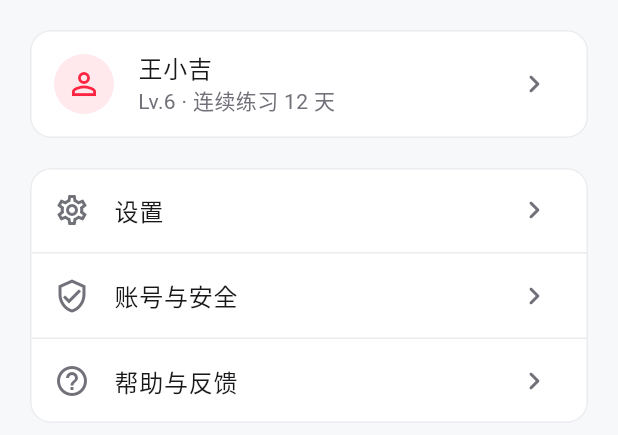
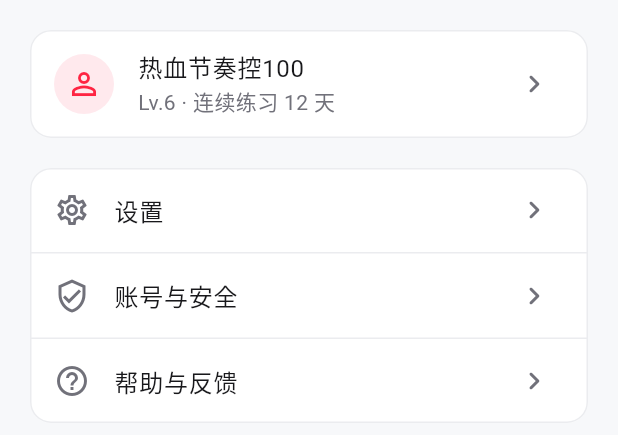
Before and after one commit to JamCode/guitar-ai-coach, a Flutter app: the MeScreen widget shown alone on an empty page, opened directly, on a phone screen of 412 x 824 dp. Shown: the top 435 px of the screen. Run offline on Flutter 3.47's test engine with Material 3 defaults, Android fonts, the phone set to English and light mode, and no system bars; our stand-ins replace camera, image_picker, shared_preferences; missing offline and left inert: audio_session, flutter_soloud, record; accounts and stored records are empty.

Commit message:
feat(flutter): 我的页支持随机昵称与资料入口
首启自动生成随机昵称并支持用户手动修改，补齐账号与安全、帮助与反馈二级页面结构，提升我的页可用性。

Made-with: Cursor

```diff
--- a/flutter_app/lib/profile/me_screen.dart
+++ b/flutter_app/lib/profile/me_screen.dart
@@ -1,23 +1,96 @@
 import 'package:flutter/material.dart';
 
+import 'account_security_screen.dart';
+import 'help_feedback_screen.dart';
+import 'profile_store.dart';
 import '../settings/api_settings_screen.dart';
 
 /// 「我的」页面：承载个人资料与设置入口。
-class MeScreen extends StatelessWidget {
+class MeScreen extends StatefulWidget {
   const MeScreen({super.key});
 
   @override
+  State<MeScreen> createState() => _MeScreenState();
+}
+
+class _MeScreenState extends State<MeScreen> {
+  final _store = ProfileStore();
+  var _loading = true;
+  UserProfile _profile = const UserProfile(nickname: '');
+
+  @override
+  void initState() {
+    super.initState();
+    _loadProfile();
+  }
+
+  Future<void> _loadProfile() async {
+    final profile = await _store.loadOrCreate();
+    if (!mounted) {
+      return;
+    }
+    setState(() {
+      _profile = profile;
+      _loading = false;
+    });
+  }
+
+  Future<void> _editNickname() async {
+    final controller = TextEditingController(text: _profile.nickname);
+    final next = await showDialog<String>(
+      context: context,
+      builder: (ctx) => AlertDialog(
+        title: const Text('设置昵称'),
+        content: TextField(
+          controller: controller,
+          autofocus: true,
+          decoration: const InputDecoration(
+            hintText: '请输入昵称',
+            border: OutlineInputBorder(),
+          ),
+          maxLength: 20,
+        ),
+        actions: [
+          TextButton(
+            onPressed: () => Navigator.of(ctx).pop(),
+            child: const Text('取消'),
+          ),
+          FilledButton(
+            onPressed: () => Navigator.of(ctx).pop(controller.text),
+            child: const Text('保存'),
+          ),
+        ],
+      ),
+    );
+    controller.dispose();
+    if (next == null) {
+      return;
+    }
+    final saved = await _store.saveNickname(next);
+    if (!mounted) {
+      return;
+    }
+    setState(() => _profile = saved);
+    ScaffoldMessenger.of(
+      context,
+    ).showSnackBar(const SnackBar(content: Text('昵称已更新')));
+  }
+
+  @override
   Widget build(BuildContext context) {
+    if (_loading) {
+      return const Center(child: CircularProgressIndicator());
+    }
     return ListView(
       padding: const EdgeInsets.all(16),
       children: [
         Card(
           child: ListTile(
             leading: const CircleAvatar(child: Icon(Icons.person_outline)),
-            title: const Text('王小吉'),
+            title: Text(_profile.nickname),
             subtitle: const Text('Lv.6 · 连续练习 12 天'),
             trailing: const Icon(Icons.chevron_right_rounded),
-            onTap: () {},
+            onTap: _editNickname,
           ),
         ),
         const SizedBox(height: 12),
@@ -37,16 +110,30 @@ class MeScreen extends StatelessWidget {
                 },
               ),
               const Divider(height: 1),
-              const ListTile(
-                leading: Icon(Icons.verified_user_outlined),
-                title: Text('账号与安全'),
-                trailing: Icon(Icons.chevron_right_rounded),
+              ListTile(
+                leading: const Icon(Icons.verified_user_outlined),
+                title: const Text('账号与安全'),
+                trailing: const Icon(Icons.chevron_right_rounded),
+                onTap: () {
+                  Navigator.of(context).push<void>(
+                    MaterialPageRoute<void>(
+                      builder: (_) => const AccountSecurityScreen(),
+                    ),
+                  );
+                },
               ),
               const Divider(height: 1),
-              const ListTile(
+              ListTile(
                 leading: Icon(Icons.help_outline),
                 title: Text('帮助与反馈'),
-                trailing: Icon(Icons.chevron_right_rounded),
+                trailing: const Icon(Icons.chevron_right_rounded),
+                onTap: () {
+                  Navigator.of(context).push<void>(
+                    MaterialPageRoute<void>(
+                      builder: (_) => const HelpFeedbackScreen(),
+                    ),
+                  );
+                },
               ),
             ],
           ),
--- /dev/null
+++ b/flutter_app/lib/profile/profile_store.dart
@@ -0,0 +1,67 @@
+import 'package:shared_preferences/shared_preferences.dart';
+
+/// 用户资料：当前仅维护昵称，后续可扩展头像与偏好。
+class UserProfile {
+  const UserProfile({required this.nickname});
+
+  final String nickname;
+}
+
+/// 个人信息本地存储：首启自动生成随机昵称，支持后续修改。
+class ProfileStore {
+  static const _nicknameKey = 'profile_nickname_v1';
+
+  static const List<String> _adjectives = <String>[
+    '热血',
+    '轻松',
+    '稳准',
+    '节拍',
+    '旋律',
+    '和弦',
+    '清音',
+    '追光',
+  ];
+
+  static const List<String> _nouns = <String>[
+    '吉他手',
+    '练习者',
+    '节奏控',
+    '扫弦侠',
+    '音阶客',
+    '木吉他',
+    '即兴者',
+    '弹唱家',
+  ];
+
+  /// 读取资料；若无昵称则按时间生成一个随机昵称并持久化。
+  Future<UserProfile> loadOrCreate() async {
+    final prefs = await SharedPreferences.getInstance();
+    final saved = prefs.getString(_nicknameKey);
+    if (saved != null && saved.trim().isNotEmpty) {
+      return UserProfile(nickname: saved.trim());
+    }
+    final nickname = _generateRandomNickname(
+      DateTime.now().millisecondsSinceEpoch,
+    );
+    await prefs.setString(_nicknameKey, nickname);
+    return UserProfile(nickname: nickname);
+  }
+
+  /// 保存昵称；空白输入会回退为随机昵称，避免出现空展示。
+  Future<UserProfile> saveNickname(String raw) async {
+    final value = raw.trim();
+    final next = value.isEmpty
+        ? _generateRandomNickname(DateTime.now().millisecondsSinceEpoch)
+        : value;
+    final prefs = await SharedPreferences.getInstance();
+    await prefs.setString(_nicknameKey, next);
+    return UserProfile(nickname: next);
+  }
+
+  String _generateRandomNickname(int seed) {
+    final adjective = _adjectives[seed % _adjectives.length];
+    final noun = _nouns[(seed ~/ 13) % _nouns.length];
+    final suffix = (seed % 900 + 100).toString();
+    return '$adjective$noun$suffix';
+  }
+}
```
Also changed, not shown: flutter_app/lib/profile/account_security_screen.dart (added, +40 -0 lines), flutter_app/lib/profile/help_feedback_screen.dart (added, +40 -0 lines), 1 other file.
